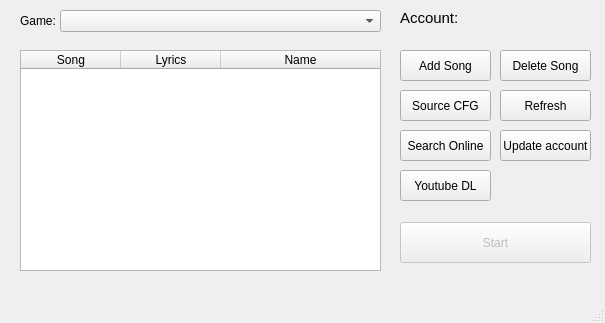
The window that src/mainwindow.ui (Catishere/karaoke-master) describes before a commit, drawn with Qt 5.
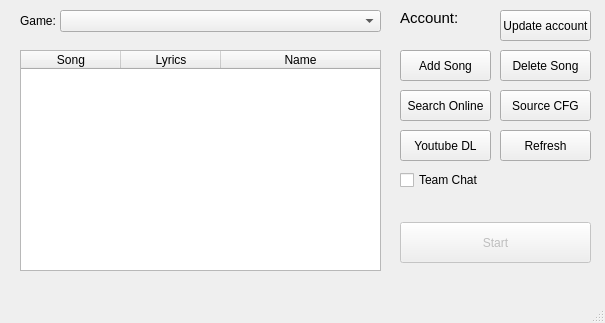
The same window after the commit.

Commit message: added tsay checkbox, bugfix and say currentsong alias

What changed in the file:
```diff
--- a/src/mainwindow.ui
+++ b/src/mainwindow.ui
@@ -95,7 +95,7 @@
     <property name="geometry">
      <rect>
       <x>500</x>
-      <y>90</y>
+      <y>130</y>
       <width>91</width>
       <height>31</height>
      </rect>
@@ -107,7 +107,7 @@
    <widget class="QPushButton" name="directoryButton">
     <property name="geometry">
      <rect>
-      <x>400</x>
+      <x>500</x>
       <y>90</y>
       <width>91</width>
       <height>31</height>
@@ -200,7 +200,7 @@
     <property name="geometry">
      <rect>
       <x>400</x>
-      <y>130</y>
+      <y>90</y>
       <width>91</width>
       <height>31</height>
      </rect>
@@ -213,7 +213,7 @@
     <property name="geometry">
      <rect>
       <x>400</x>
-      <y>170</y>
+      <y>130</y>
       <width>91</width>
       <height>31</height>
      </rect>
@@ -249,7 +249,7 @@
     <property name="geometry">
      <rect>
       <x>500</x>
-      <y>130</y>
+      <y>10</y>
       <width>91</width>
       <height>31</height>
      </rect>
@@ -289,6 +289,19 @@
      <string/>
     </property>
    </widget>
+   <widget class="QCheckBox" name="tsayCheckBox">
+    <property name="geometry">
+     <rect>
+      <x>400</x>
+      <y>170</y>
+      <width>91</width>
+      <height>20</height>
+     </rect>
+    </property>
+    <property name="text">
+     <string>Team Chat</string>
+    </property>
+   </widget>
   </widget>
   <widget class="QMenuBar" name="menuBar">
    <property name="geometry">
```
The commit also changes 2 other files.
